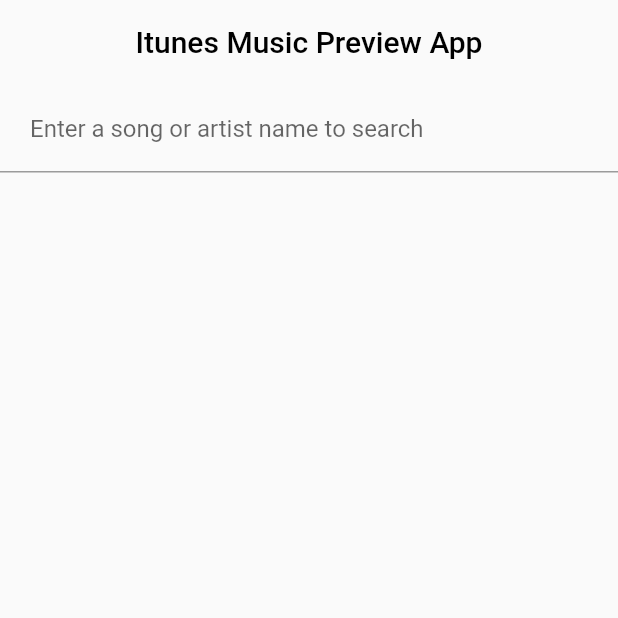
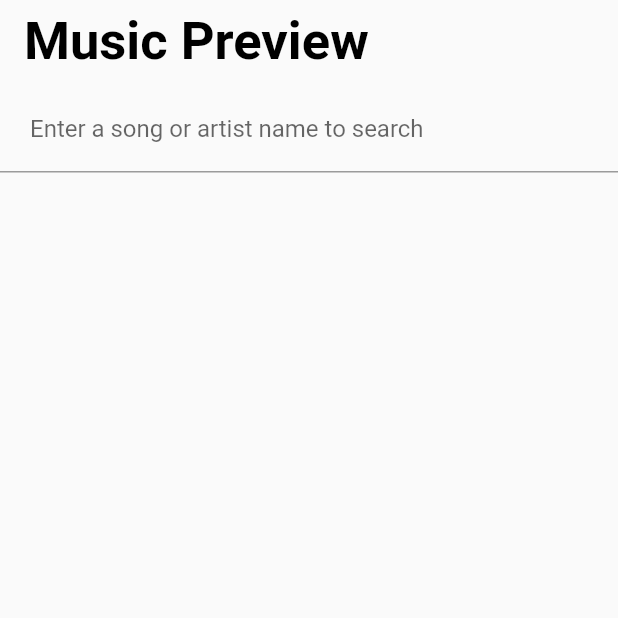
Before and after one commit to RonsonKwok/musicapp, a Flutter app: the screen it shows after launch, on a phone screen of 412 x 824 dp, the top half of it. Run offline on Flutter 3.47's test engine with Material 2 defaults, Android fonts, the phone set to English and light mode, and no system bars; our stand-ins replace get.

Commit message:
amended css

```diff
--- a/lib/musicplayer/widgets/music_page.dart
+++ b/lib/musicplayer/widgets/music_page.dart
@@ -1,13 +1,11 @@
 import 'package:flutter/material.dart';
 import 'package:get/get.dart';
-import 'package:musicapp/musicplayer/controllers/audio_player_controller.dart';
 import 'package:musicapp/musicplayer/controllers/music_list_controller.dart';
 import 'package:musicapp/musicplayer/widgets/music_list_view.dart';
 import 'package:musicapp/musicplayer/widgets/music_search_bar.dart';
 
 class MusicPage extends StatelessWidget {
   final musicListController = Get.put(MusicListController());
-  final audioPlayerController = Get.put((AudioPlayerController));
 
   @override
   Widget build(BuildContext context) {
@@ -15,9 +13,13 @@ class MusicPage extends StatelessWidget {
     //list view need to be put into expanded (cloumn row)
     return Scaffold(
         appBar: AppBar(
-          title: const Text('Itunes Music Preview App',
-              style: TextStyle(color: Colors.black)),
-          centerTitle: true,
+          centerTitle: false,
+          title: const Text('Music Preview',
+              textAlign: TextAlign.left,
+              style: TextStyle(
+                  color: Colors.black,
+                  fontWeight: FontWeight.bold,
+                  fontSize: 35)),
           backgroundColor: Colors.transparent,
           elevation: 0,
         ),
```
